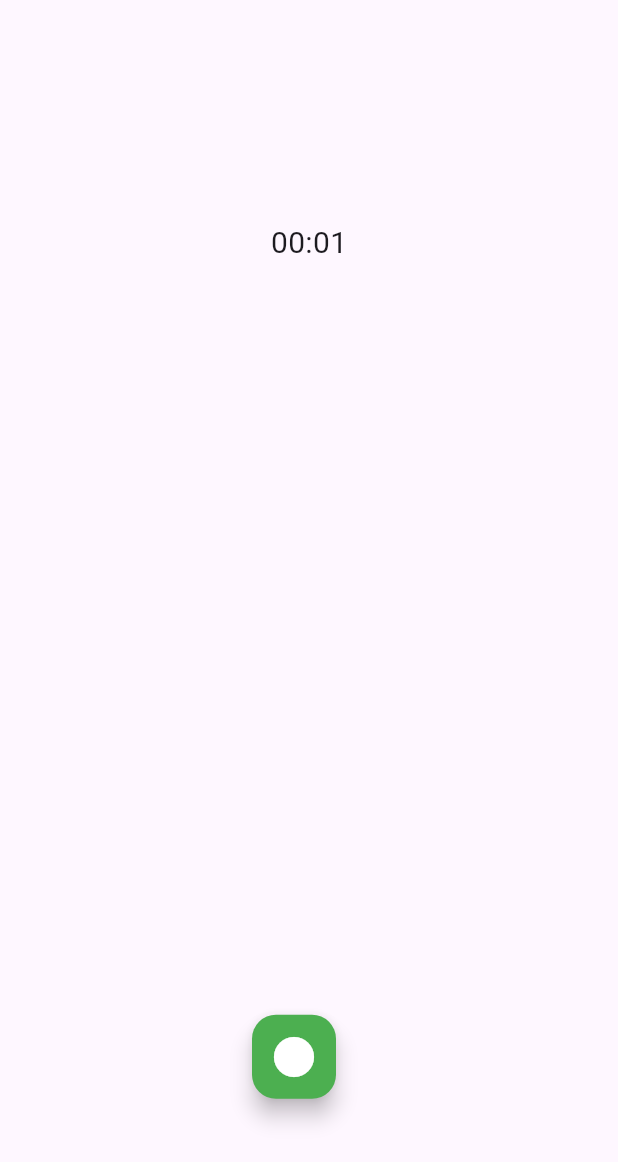
After one commit to umgc/Minder, a Flutter app: the RecordingScreen screen opened directly, after a tap on the "fiber manual record" icon, after a tap on the "stop" icon, on a phone screen of 412 x 824 dp. The commit adds this screen. Shown: the top 1162 px of the screen. Run offline on Flutter 3.47's test engine with Material 3 defaults, Android fonts, the light colour scheme and no system bars.

Commit message:
manage recording start, pause and stop recording page with full functioning button no camera added yet

```diff
--- a/lib/care_giver_setting.dart
+++ b/lib/care_giver_setting.dart
@@ -356,7 +356,7 @@ class _Iphone8Plus1State extends State<Iphone8Plus1> {
                       print('Sign OUt button pressed');
                     },
                     style: ElevatedButton.styleFrom(
-                      primary:  const Color.fromARGB(255, 24, 65, 99),// Change color as needed
+                      backgroundColor:  const Color.fromARGB(255, 24, 65, 99),// Change color as needed
                     ),
                     child: const Text(
                       'SIgn Out',
--- a/lib/care_giver_support-screen.dart
+++ b/lib/care_giver_support-screen.dart
@@ -98,7 +98,7 @@ class CaregiverSupportScreen1 extends StatelessWidget {
                       print('Chat button pressed');
                     },
                     style: ElevatedButton.styleFrom(
-                      primary: Color.fromARGB(255, 90, 156, 209), // Change color as needed
+                       backgroundColor: Color.fromARGB(255, 90, 156, 209), // Change color as needed
                     ),
                     child: const Text(
                       'Chat',
--- a/lib/end_user_license_agreement.dart
+++ b/lib/end_user_license_agreement.dart
@@ -211,7 +211,7 @@ class CaregiverEulaScreen extends StatelessWidget {
                       print('Agree button pressed');
                     },
                     style: ElevatedButton.styleFrom(
-                      primary: const Color.fromARGB(255, 152, 199, 238), // Change color as needed
+                      backgroundColor: const Color.fromARGB(255, 152, 199, 238), // Change color as needed
                     ),
                     child: const Text(
                       'Agree',
@@ -235,7 +235,7 @@ class CaregiverEulaScreen extends StatelessWidget {
                       print('Disagree button pressed');
                     },
                     style: ElevatedButton.styleFrom(
-                      primary:  const Color.fromARGB(255, 24, 65, 99),// Change color as needed
+                      backgroundColor:  const Color.fromARGB(255, 24, 65, 99),// Change color as needed
                     ),
                     child: const Text(
                       'Disagree',
--- /dev/null
+++ b/lib/manage_recording.dart
@@ -0,0 +1,152 @@
+import 'dart:async';
+import 'package:flutter/material.dart';
+
+void main() {
+  runApp(MyApp());
+}
+
+class MyApp extends StatelessWidget {
+  @override
+  Widget build(BuildContext context) {
+    return MaterialApp(
+      home: MobileFrame(child: RecordingScreen()),
+    );
+  }
+}
+
+class MobileFrame extends StatelessWidget {
+  final Widget child;
+
+  MobileFrame({required this.child});
+
+  @override
+  Widget build(BuildContext context) {
+    return Container(
+      decoration: BoxDecoration(
+        border: Border(
+          left: BorderSide(
+            color: Colors.black,
+            width: 450.0,
+          ),
+          right: BorderSide(
+            color: Colors.black,
+            width: 450.0,
+          ),
+        ),
+        borderRadius: BorderRadius.circular(12.0),
+        boxShadow: [],
+      ),
+      child: child,
+    );
+  }
+}
+
+class RecordingScreen extends StatefulWidget {
+  @override
+  _RecordingScreenState createState() => _RecordingScreenState();
+}
+
+class _RecordingScreenState extends State<RecordingScreen> {
+  bool isRecording = false;
+  bool isPaused = false;
+  int secondsElapsed = 0;
+
+  Timer? timer;
+
+  @override
+  Widget build(BuildContext context) {
+    return Scaffold(
+      appBar: AppBar(
+        title: Text(''),
+      ),
+      body: Column(
+        mainAxisAlignment: MainAxisAlignment.center,
+        children: [
+          // Timer at the top
+          SizedBox(height: 0),
+          Text(
+            _formatDuration(Duration(seconds: secondsElapsed)),
+            style: TextStyle(fontSize: 20.0),
+          ),
+          SizedBox(height: 500.0),
+          // Record/pause/stop buttons at the bottom
+          Row(
+            mainAxisAlignment: MainAxisAlignment.center,
+            children: [
+              FloatingActionButton(
+                onPressed: () {
+                  if (isRecording) {
+                    stopRecording();
+                  } else {
+                    startRecording();
+                  }
+                },
+                backgroundColor: isRecording ? Colors.red : Colors.green,
+                child: Icon(
+                  isRecording ? Icons.stop : Icons.fiber_manual_record,
+                  size: 40.0,
+                  color: Colors.white,
+                ),
+              ),
+              SizedBox(width: 20.0),
+              if (isRecording) // Show pause button only during recording
+                FloatingActionButton(
+                  onPressed: () {
+                    pauseRecording();
+                  },
+                  backgroundColor: Colors.blue,
+                  child: Icon(
+                    isPaused ? Icons.play_arrow : Icons.pause,
+                    size: 40.0,
+                    color: Colors.white,
+                  ),
+                ),
+            ],
+          ),
+        ],
+      ),
+    );
+  }
+
+  String _formatDuration(Duration duration) {
+    String twoDigits(int n) => n.toString().padLeft(2, '0');
+    String twoDigitMinutes = twoDigits(duration.inMinutes.remainder(60));
+    String twoDigitSeconds = twoDigits(duration.inSeconds.remainder(60));
+    return '$twoDigitMinutes:$twoDigitSeconds';
+  }
+
+  void startRecording() {
+    // Your logic for starting recording
+    timer?.cancel(); // Cancel the existing timer
+    setState(() {
+      isRecording = true;
+      isPaused = false;
+      secondsElapsed = 0;
+    });
+
+    // Start timer
+    timer = Timer.periodic(Duration(seconds: 1), (timer) {
+      if (!isPaused) {
+        setState(() {
+          secondsElapsed++;
+        });
+      }
+    });
+  }
+
+  void stopRecording() {
+    // Your logic for stopping recording
+    timer?.cancel(); // Cancel the timer
+    setState(() {
+      isRecording = false;
+      isPaused = false;
+    });
+  }
+
+  void pauseRecording() {
+    // Your logic for pausing recording
+    setState(() {
+      isPaused = !isPaused;
+    });
+  }
+}
```
Also changed, not shown: pubspec.lock.
